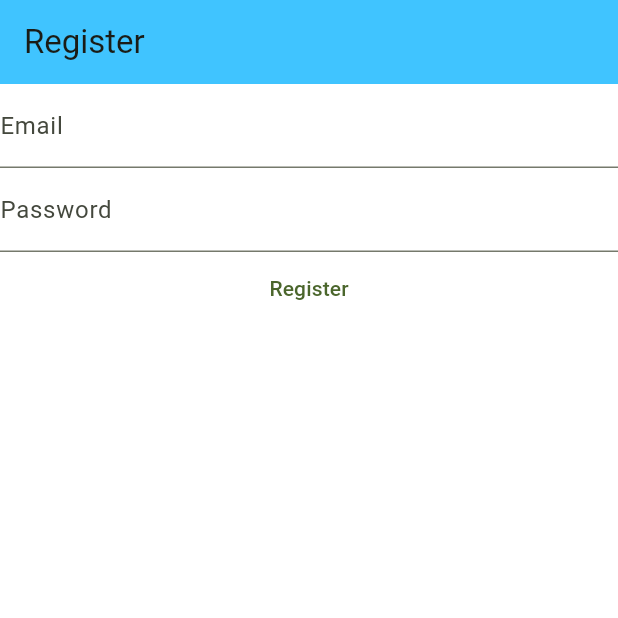
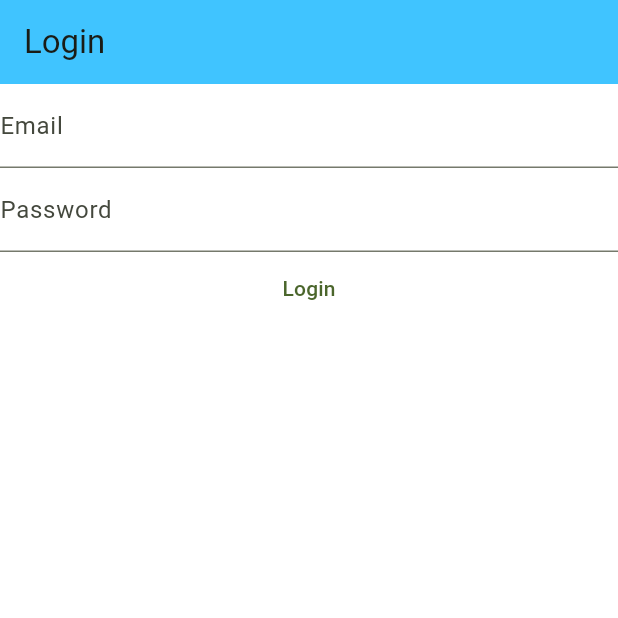
Before and after one commit to MeerModii/CoinWave_Multiplatform, a Flutter app: the screen it shows after launch, on a phone screen of 412 x 824 dp, the top half of it. Run offline on Flutter 3.47's test engine with Material 3 defaults, Android fonts, the phone set to English and light mode, and no system bars; our stand-ins replace firebase_auth, firebase_core; accounts and stored records are empty.

Commit message:
firebase login and register page
seperated login and register pages in dart by adding two different files we are using firebase for both login and register the registered user is showing up on firebase console and is able to login when valid credentials are entered

```diff
--- a/lib/main.dart
+++ b/lib/main.dart
@@ -1,3 +1,4 @@
+import 'package:coinwave/views/login_view.dart';
 import 'package:firebase_core/firebase_core.dart';
 import 'package:flutter/material.dart';
 import 'package:firebase_auth/firebase_auth.dart';
@@ -12,7 +13,7 @@
       colorScheme: ColorScheme.fromSeed(seedColor: Colors.lightGreen),
       useMaterial3: true,
     ),
-    home: const RegisterView(),
+    home: const LoginView(),
   ),);
 }
 
--- a/lib/views/login_view.dart
+++ b/lib/views/login_view.dart
@@ -14,10 +14,91 @@
 }
 
 class _LoginViewState extends State<LoginView> {
+  late final TextEditingController _email;
+  late final TextEditingController _password;
+
+  @override
+  void initState(){
+    _email = TextEditingController();
+    _password = TextEditingController();
+    super.initState();
+  }
+
+  @override
+  void dispose(){
+    _email.dispose();
+    _password.dispose();
+    super.dispose();
+  }
+
+
   @override
   Widget build(BuildContext context) {
-    // TODO: implement build
-    return Container();
+
+    // This is for the top section of the home page
+    return Scaffold(
+      appBar: AppBar(
+        title: const Text('Login'),
+        backgroundColor: Colors.lightBlueAccent,
+      ),
+
+      // This is for the bottom section background color
+      backgroundColor: Colors.white,
+
+      // This is for the body of the home page and we are centering it
+      body: FutureBuilder(
+        future: Firebase.initializeApp(
+                options: DefaultFirebaseOptions.currentPlatform,
+              ),
+        builder: (context, snapshot) {
+          switch (snapshot.connectionState) {
+            case ConnectionState.done:
+                      return Column(
+          children: [
+            TextField(
+              controller: _email,
+              enableSuggestions: false,
+              autocorrect: false,
+              keyboardType: TextInputType.emailAddress,
+
+              decoration: const InputDecoration(
+                labelText: 'Email',
+                hintText: 'Enter your email'
+              )
+            ),
+            TextField(
+              controller: _password,
+              obscureText: true,
+              enableSuggestions: false,
+              autocorrect: false,
+
+              decoration: const InputDecoration(
+                labelText: 'Password',
+                hintText: 'Enter your password'
+              ),
+            ),
+            TextButton(onPressed: () async {
+
+              final email = _email.text;
+              final password = _password.text;
+
+              final userCred = await FirebaseAuth.instance.signInWithEmailAndPassword(
+                email: email,
+                password: password,
+                );
+                print(userCred);
+            },
+            child: const Text('Login'),),
+          ],
+        );
+
+            default:
+             return const Text('Loading...');
+          }
+        },
+
+      ),
+    );
   }
 
 }
```
